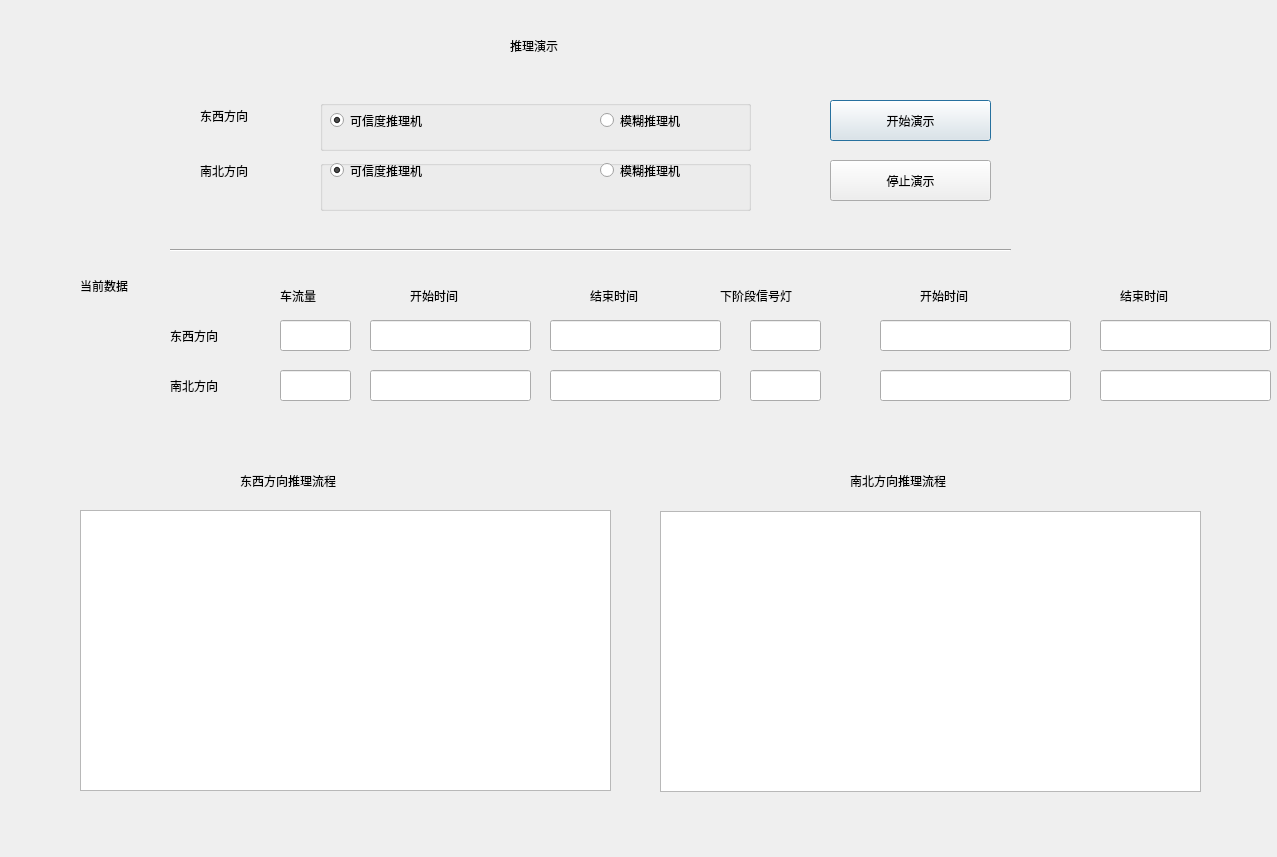
Before: the Qt Designer form UI/startcollect_page/startcollect_page.ui in youxiudeshouyeren/IntelligentSystem, drawn with Qt 5.
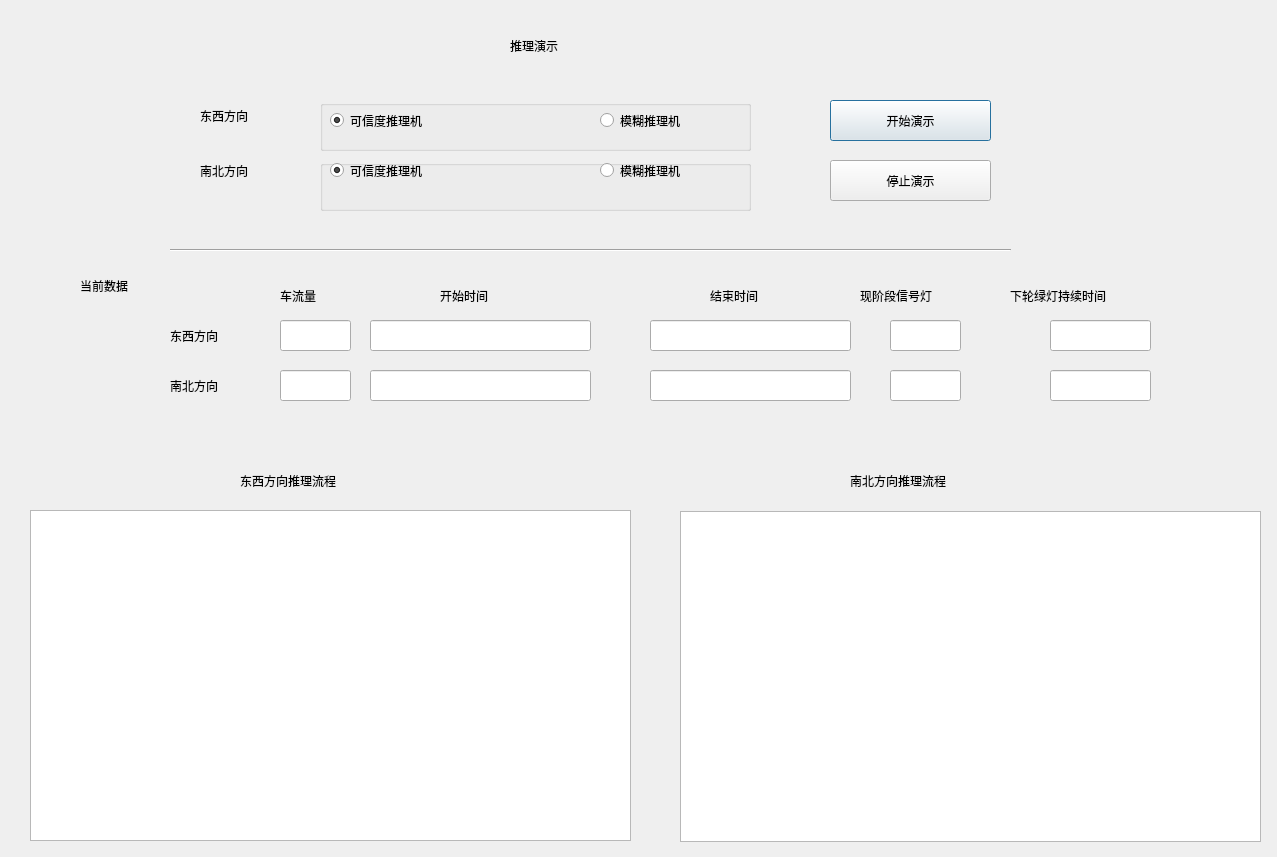
After: the same form once the commit is applied.

The edit to the form file:
```diff
--- a/UI/startcollect_page/startcollect_page.ui
+++ b/UI/startcollect_page/startcollect_page.ui
@@ -152,7 +152,7 @@
   <widget class="QLabel" name="label_8">
    <property name="geometry">
     <rect>
-     <x>720</x>
+     <x>860</x>
      <y>280</y>
      <width>141</width>
      <height>31</height>
@@ -163,13 +163,13 @@
 font: 14pt &quot;宋体&quot;;</string>
    </property>
    <property name="text">
-    <string>下阶段信号灯</string>
+    <string>现阶段信号灯</string>
    </property>
   </widget>
   <widget class="QLabel" name="label_9">
    <property name="geometry">
     <rect>
-     <x>410</x>
+     <x>440</x>
      <y>280</y>
      <width>101</width>
      <height>31</height>
@@ -186,7 +186,7 @@
   <widget class="QLabel" name="label_10">
    <property name="geometry">
     <rect>
-     <x>590</x>
+     <x>710</x>
      <y>280</y>
      <width>91</width>
      <height>31</height>
@@ -200,40 +200,6 @@
     <string>结束时间</string>
    </property>
   </widget>
-  <widget class="QLabel" name="label_11">
-   <property name="geometry">
-    <rect>
-     <x>920</x>
-     <y>280</y>
-     <width>101</width>
-     <height>31</height>
-    </rect>
-   </property>
-   <property name="styleSheet">
-    <string notr="true">
-font: 14pt &quot;宋体&quot;;</string>
-   </property>
-   <property name="text">
-    <string>开始时间</string>
-   </property>
-  </widget>
-  <widget class="QLabel" name="label_12">
-   <property name="geometry">
-    <rect>
-     <x>1120</x>
-     <y>280</y>
-     <width>141</width>
-     <height>31</height>
-    </rect>
-   </property>
-   <property name="styleSheet">
-    <string notr="true">
-font: 14pt &quot;宋体&quot;;</string>
-   </property>
-   <property name="text">
-    <string>结束时间</string>
-   </property>
-  </widget>
   <widget class="QLineEdit" name="ew_vehichecount_le">
    <property name="geometry">
     <rect>
@@ -265,10 +231,10 @@
   <widget class="QTextBrowser" name="ew_process_text">
    <property name="geometry">
     <rect>
-     <x>80</x>
+     <x>30</x>
      <y>510</y>
-     <width>531</width>
-     <height>281</height>
+     <width>601</width>
+     <height>331</height>
     </rect>
    </property>
    <property name="styleSheet">
@@ -279,10 +245,10 @@
   <widget class="QTextBrowser" name="sn_process_text">
    <property name="geometry">
     <rect>
-     <x>660</x>
+     <x>680</x>
      <y>511</y>
-     <width>541</width>
-     <height>281</height>
+     <width>581</width>
+     <height>331</height>
     </rect>
    </property>
    <property name="styleSheet">
@@ -329,7 +295,7 @@
     <rect>
      <x>370</x>
      <y>320</y>
-     <width>161</width>
+     <width>221</width>
      <height>31</height>
     </rect>
    </property>
@@ -343,7 +309,7 @@
     <rect>
      <x>370</x>
      <y>370</y>
-     <width>161</width>
+     <width>221</width>
      <height>31</height>
     </rect>
    </property>
@@ -355,9 +321,9 @@
   <widget class="QLineEdit" name="ew_vehiche_endtime_le">
    <property name="geometry">
     <rect>
-     <x>550</x>
+     <x>650</x>
      <y>320</y>
-     <width>171</width>
+     <width>201</width>
      <height>31</height>
     </rect>
    </property>
@@ -369,9 +335,9 @@
   <widget class="QLineEdit" name="sn_vehiche_endtime_le">
    <property name="geometry">
     <rect>
-     <x>550</x>
+     <x>650</x>
      <y>370</y>
-     <width>171</width>
+     <width>201</width>
      <height>31</height>
     </rect>
    </property>
@@ -383,7 +349,7 @@
   <widget class="QLineEdit" name="ew_light_le">
    <property name="geometry">
     <rect>
-     <x>750</x>
+     <x>890</x>
      <y>320</y>
      <width>71</width>
      <height>31</height>
@@ -397,7 +363,7 @@
   <widget class="QLineEdit" name="sn_light_le">
    <property name="geometry">
     <rect>
-     <x>750</x>
+     <x>890</x>
      <y>370</y>
      <width>71</width>
      <height>31</height>
@@ -408,62 +374,6 @@
 font: 12pt &quot;宋体&quot;;</string>
    </property>
   </widget>
-  <widget class="QLineEdit" name="ew_light_begintime_le">
-   <property name="geometry">
-    <rect>
-     <x>880</x>
-     <y>320</y>
-     <width>191</width>
-     <height>31</height>
-    </rect>
-   </property>
-   <property name="styleSheet">
-    <string notr="true">
-font: 8pt &quot;宋体&quot;;</string>
-   </property>
-  </widget>
-  <widget class="QLineEdit" name="sn_light_begintime_le">
-   <property name="geometry">
-    <rect>
-     <x>880</x>
-     <y>370</y>
-     <width>191</width>
-     <height>31</height>
-    </rect>
-   </property>
-   <property name="styleSheet">
-    <string notr="true">
-font: 8pt &quot;宋体&quot;;</string>
-   </property>
-  </widget>
-  <widget class="QLineEdit" name="ew_light_endtime_le">
-   <property name="geometry">
-    <rect>
-     <x>1100</x>
-     <y>320</y>
-     <width>171</width>
-     <height>31</height>
-    </rect>
-   </property>
-   <property name="styleSheet">
-    <string notr="true">
-font: 8pt &quot;宋体&quot;;</string>
-   </property>
-  </widget>
-  <widget class="QLineEdit" name="sn_light_endtime_le">
-   <property name="geometry">
-    <rect>
-     <x>1100</x>
-     <y>370</y>
-     <width>171</width>
-     <height>31</height>
-    </rect>
-   </property>
-   <property name="styleSheet">
-    <string notr="true">
-font: 8pt &quot;宋体&quot;;</string>
-   </property>
-  </widget>
   <widget class="Line" name="line">
    <property name="geometry">
     <rect>
@@ -594,6 +504,51 @@
     <string>停止演示</string>
    </property>
   </widget>
+  <widget class="QLabel" name="label_11">
+   <property name="geometry">
+    <rect>
+     <x>1010</x>
+     <y>270</y>
+     <width>191</width>
+     <height>51</height>
+    </rect>
+   </property>
+   <property name="styleSheet">
+    <string notr="true">
+font: 14pt &quot;宋体&quot;;</string>
+   </property>
+   <property name="text">
+    <string>下轮绿灯持续时间</string>
+   </property>
+  </widget>
+  <widget class="QLineEdit" name="ew_light_time">
+   <property name="geometry">
+    <rect>
+     <x>1050</x>
+     <y>320</y>
+     <width>101</width>
+     <height>31</height>
+    </rect>
+   </property>
+   <property name="styleSheet">
+    <string notr="true">
+font: 12pt &quot;宋体&quot;;</string>
+   </property>
+  </widget>
+  <widget class="QLineEdit" name="sn_light_time">
+   <property name="geometry">
+    <rect>
+     <x>1050</x>
+     <y>370</y>
+     <width>101</width>
+     <height>31</height>
+    </rect>
+   </property>
+   <property name="styleSheet">
+    <string notr="true">
+font: 12pt &quot;宋体&quot;;</string>
+   </property>
+  </widget>
  </widget>
  <resources/>
  <connections/>
```
Left out of the diff: 8 changed lines with no effect on the pictures.
